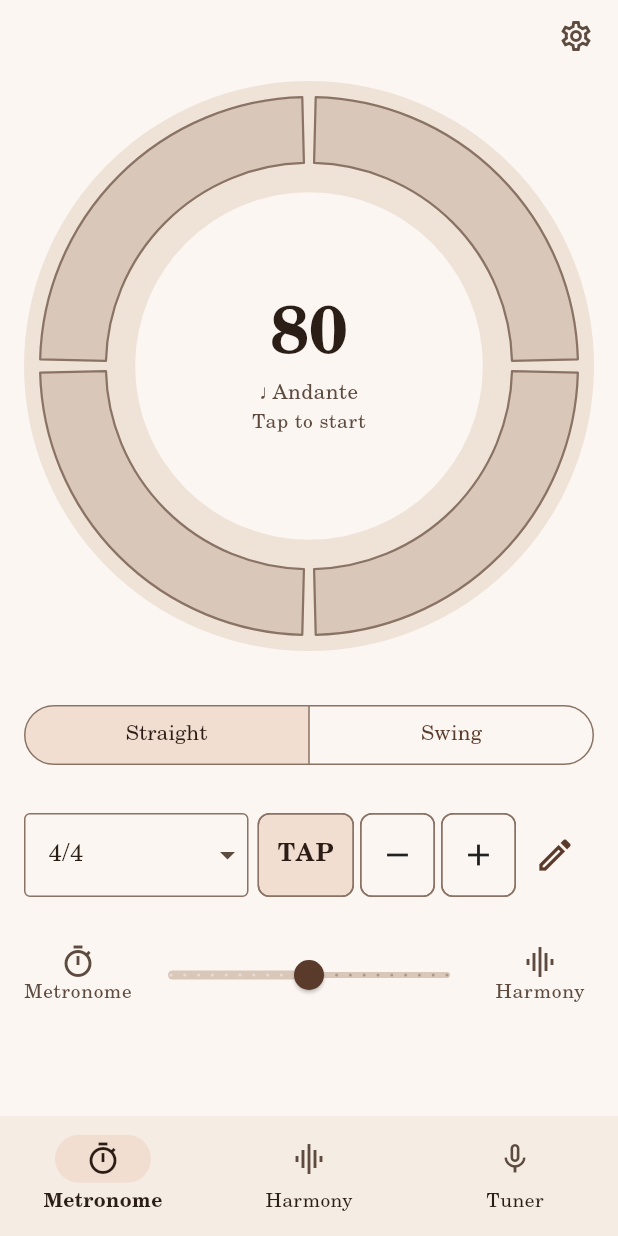
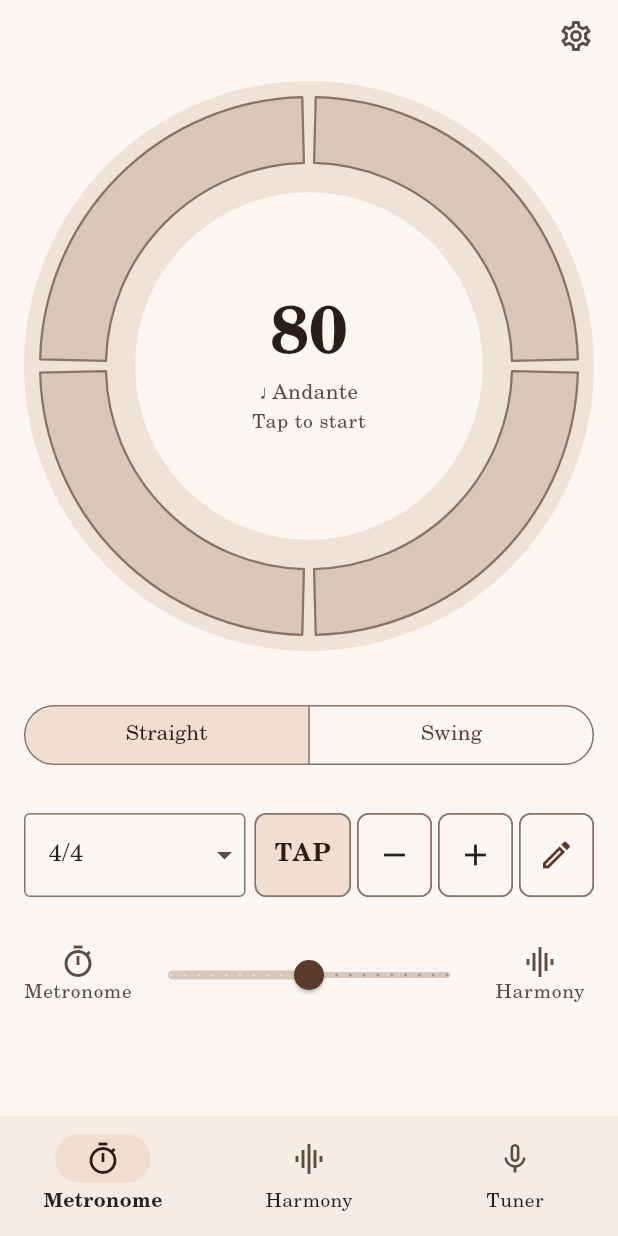
Before and after one commit to luigir86/Low-End, a Flutter app: the screen it shows after launch, item 2 of the bottom bar chosen, after a tap on the "settings" icon, on a phone screen of 412 x 824 dp. Run offline on Flutter 3.47's test engine with Material 3 defaults, Android fonts, the phone set to English and light mode, and no system bars; our stand-ins replace audio_service, shared_preferences, wakelock_plus; missing offline and left inert: flutter_soloud, record.

Commit message:
Pulsante in fondo alla riga: riquadro come i chip
La matita del metronomo e del tuner e i cursori dell'armonia hanno ora il bordo e l'altezza dei chip accanto (TAP, −, +, +7), con l'icona in colore primario: la riga è una sequenza di blocchi uguali.

Co-Authored-By: Claude Sonnet 5.5 <noreply@anthropic.com>

```diff
--- a/lib/app/style.dart
+++ b/lib/app/style.dart
@@ -64,7 +64,4 @@ abstract final class LowEndShape {
   /// − + and the pencil, the chord menu, the Root / Chord / Progression
   /// switch.
   static const row = 64.0;
-
-  /// The icon button at the end of a row (the pencil, the sound options).
-  static const iconButton = 52.0;
 }
--- a/lib/features/tuner/drone/drone_panel.dart
+++ b/lib/features/tuner/drone/drone_panel.dart
@@ -819,7 +819,6 @@ class _ChordMenu extends StatelessWidget {
                   ),
                 ),
         ),
-        const SizedBox(width: 8),
         RowIconButton(
           icon: Icons.tune,
           tooltip: l10n.optionsLabel,
--- a/lib/widgets/row_controls.dart
+++ b/lib/widgets/row_controls.dart
@@ -1,6 +1,4 @@
 import 'package:flutter/material.dart';
-
-import '../app/style.dart';
 
 /// The pieces of the row of controls under a dial, shared by the metronome,
 /// the harmony and the tuner so that the three look the same: a field with
@@ -117,7 +115,9 @@ TextStyle? rowChipStyle(BuildContext context, {Color? color}) =>
       color: color ?? Theme.of(context).colorScheme.onSurface,
     );
 
-/// The icon button at the end of the row: the pencil, the sound options.
+/// The button at the end of the row (the pencil, the sound options): boxed
+/// like the chips beside it, with its icon in the primary colour, so that the
+/// row is a line of equal blocks. The gap before it is its own.
 class RowIconButton extends StatelessWidget {
   const RowIconButton({
     super.key,
@@ -131,16 +131,12 @@ class RowIconButton extends StatelessWidget {
   final VoidCallback onPressed;
 
   @override
-  Widget build(BuildContext context) => IconButton(
-    iconSize: 28,
-    // At least 48 dp wide and high, to be touched with a thumb.
-    constraints: BoxConstraints.tightFor(
-      width: LowEndShape.iconButton,
-      height: LowEndShape.iconButton,
+  Widget build(BuildContext context) => Padding(
+    padding: const EdgeInsetsDirectional.only(start: 4),
+    child: RowChip(
+      label: Icon(icon, size: 24, color: Theme.of(context).colorScheme.primary),
+      tooltip: tooltip,
+      onPressed: onPressed,
     ),
-    color: Theme.of(context).colorScheme.primary,
-    icon: Icon(icon),
-    tooltip: tooltip,
-    onPressed: onPressed,
   );
 }
```
